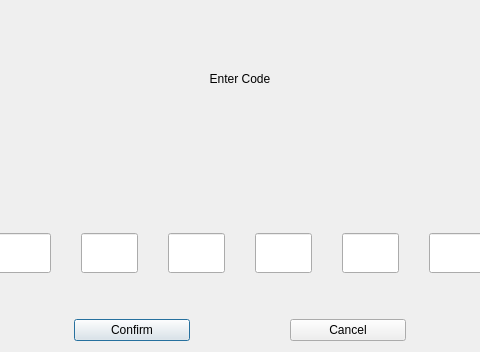
pedrorv0106/DAPS, file src/qt/forms/2faconfirmdialog.ui: the form before one commit; both pictures show x 117 to 597 and y 0 to 352 of the 714 by 352 pixel window.
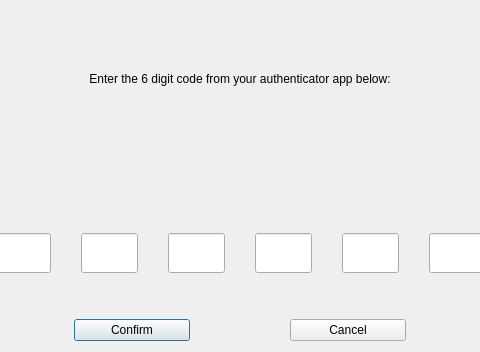
The form after the commit.

Commit message: Add missing text for 2FA dialogs

```diff
--- a/src/qt/forms/2faconfirmdialog.ui
+++ b/src/qt/forms/2faconfirmdialog.ui
@@ -28,7 +28,7 @@
      <item>
       <widget class="QLabel" name="label">
        <property name="text">
-        <string>Enter Code</string>
+        <string>Enter the 6 digit code from your authenticator app below:</string>
        </property>
        <property name="alignment">
         <set>Qt::AlignCenter</set>
```
The commit also changes 1 other file.
